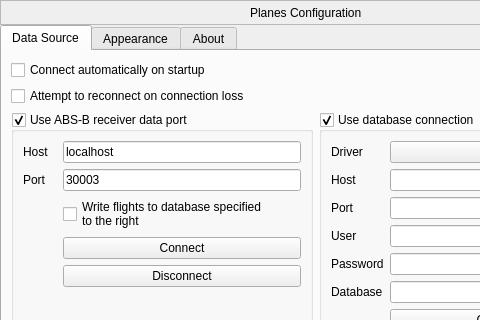
Stellarium/stellarium, file plugins/Planes/src/gui/PlanesDialog.ui: the form before one commit; both pictures show x 0 to 480 and y 0 to 320 of the 631 by 442 pixel window.
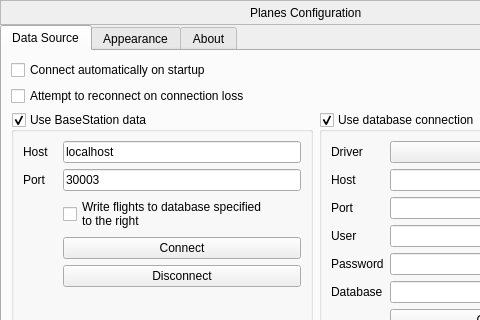
The form after the commit. Custom widgets are drawn as their Qt base class.

The edit to the form file:
```diff
--- a/plugins/Planes/src/gui/PlanesDialog.ui
+++ b/plugins/Planes/src/gui/PlanesDialog.ui
@@ -139,7 +139,7 @@
           <bool>true</bool>
          </property>
          <property name="title">
-          <string>Use ABS-B receiver data port</string>
+          <string>Use BaseStation data</string>
          </property>
          <property name="checkable">
           <bool>true</bool>
```
Left out of the diff: 6 changed lines with no effect on the pictures.
